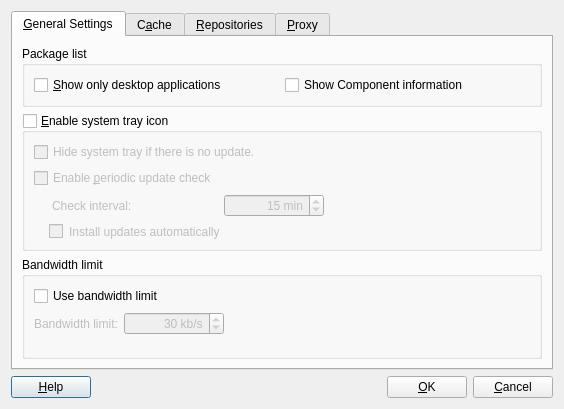
Old version of the form kde/package-manager/manager/ui/settingsdialog.ui in the repository pars-linux/uludag.
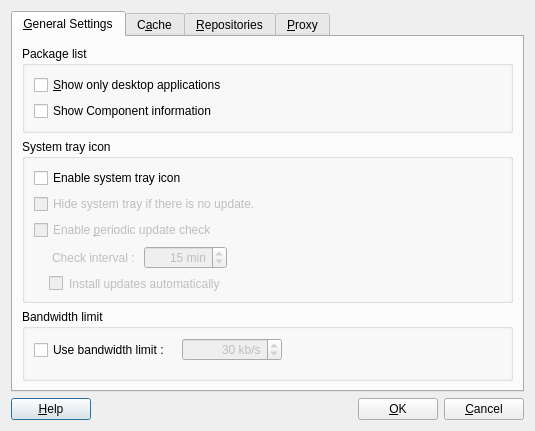
New version of the form. The open tabs and pages were chosen to show the change. Icons and pictures are not drawn.

Commit message: * UI fixes for settings dialog

```diff
--- a/kde/package-manager/manager/ui/settingsdialog.ui
+++ b/kde/package-manager/manager/ui/settingsdialog.ui
@@ -6,8 +6,8 @@
    <rect>
     <x>0</x>
     <y>0</y>
-    <width>564</width>
-    <height>409</height>
+    <width>535</width>
+    <height>431</height>
    </rect>
   </property>
   <property name="windowTitle">
@@ -82,7 +82,7 @@
             </property>
            </widget>
           </item>
-          <item row="0" column="1">
+          <item row="1" column="0">
            <widget class="QCheckBox" name="showComponents">
             <property name="text">
              <string>Show Component information </string>
@@ -93,7 +93,7 @@
         </widget>
        </item>
        <item row="2" column="0">
-        <widget class="QGroupBox" name="systemTray">
+        <widget class="QGroupBox" name="systemTrayGroup">
          <property name="sizePolicy">
           <sizepolicy hsizetype="Expanding" vsizetype="Preferred">
            <horstretch>0</horstretch>
@@ -101,90 +101,30 @@
           </sizepolicy>
          </property>
          <property name="title">
-          <string>&amp;Enable system tray icon</string>
+          <string>System tray icon</string>
+         </property>
+         <property name="flat">
+          <bool>false</bool>
          </property>
          <property name="checkable">
-          <bool>true</bool>
+          <bool>false</bool>
          </property>
          <property name="checked">
           <bool>false</bool>
          </property>
          <layout class="QGridLayout" name="gridLayout">
-          <item row="3" column="0">
-           <widget class="QLabel" name="intervalLabel">
-            <property name="enabled">
-             <bool>false</bool>
-            </property>
-            <property name="styleSheet">
-             <string>padding-left:15px;</string>
-            </property>
+          <item row="0" column="0">
+           <widget class="QCheckBox" name="systemTray">
             <property name="text">
-             <string>Check interval:</string>
+             <string>Enable system tray icon</string>
             </property>
            </widget>
           </item>
-          <item row="3" column="1">
-           <widget class="QSpinBox" name="intervalSpin">
-            <property name="enabled">
-             <bool>false</bool>
-            </property>
-            <property name="sizePolicy">
-             <sizepolicy hsizetype="Preferred" vsizetype="Fixed">
-              <horstretch>0</horstretch>
-              <verstretch>0</verstretch>
-             </sizepolicy>
-            </property>
-            <property name="minimumSize">
-             <size>
-              <width>100</width>
-              <height>0</height>
-             </size>
-            </property>
-            <property name="alignment">
-             <set>Qt::AlignRight|Qt::AlignTrailing|Qt::AlignVCenter</set>
-            </property>
-            <property name="suffix">
-             <string> min</string>
-            </property>
-            <property name="minimum">
-             <number>1</number>
-            </property>
-            <property name="maximum">
-             <number>10000</number>
-            </property>
-            <property name="value">
-             <number>15</number>
-            </property>
-           </widget>
-          </item>
-          <item row="3" column="2">
-           <spacer name="horizontalSpacer">
-            <property name="orientation">
-             <enum>Qt::Horizontal</enum>
-            </property>
-            <property name="sizeHint" stdset="0">
-             <size>
-              <width>305</width>
-              <height>24</height>
-             </size>
-            </property>
-           </spacer>
-          </item>
-          <item row="4" column="0" colspan="2">
-           <widget class="QCheckBox" name="installUpdates">
-            <property name="enabled">
-             <bool>false</bool>
-            </property>
-            <property name="styleSheet">
-             <string>padding-left:15px;</string>
-            </property>
-            <property name="text">
-             <string>Install updates automatically</string>
-            </property>
-           </widget>
-          </item>
-          <item row="1" column="0" colspan="3">
+          <item row="1" column="0">
            <widget class="QCheckBox" name="hideIfNoUpdate">
+            <property name="enabled">
+             <bool>false</bool>
+            </property>
             <property name="text">
              <string>Hide system tray if there is no update.</string>
             </property>
@@ -192,11 +132,79 @@
           </item>
           <item row="2" column="0">
            <widget class="QCheckBox" name="intervalCheck">
+            <property name="enabled">
+             <bool>false</bool>
+            </property>
             <property name="text">
              <string>Enable &amp;periodic update check</string>
             </property>
            </widget>
           </item>
+          <item row="3" column="0">
+           <layout class="QHBoxLayout" name="horizontalLayout_2">
+            <item>
+             <widget class="QLabel" name="intervalLabel">
+              <property name="enabled">
+               <bool>false</bool>
+              </property>
+              <property name="styleSheet">
+               <string>padding-left:15px;</string>
+              </property>
+              <property name="text">
+               <string>Check interval :</string>
+              </property>
+             </widget>
+            </item>
+            <item>
+             <widget class="QSpinBox" name="intervalSpin">
+              <property name="enabled">
+               <bool>false</bool>
+              </property>
+              <property name="alignment">
+               <set>Qt::AlignRight|Qt::AlignTrailing|Qt::AlignVCenter</set>
+              </property>
+              <property name="suffix">
+               <string> min</string>
+              </property>
+              <property name="minimum">
+               <number>1</number>
+              </property>
+              <property name="maximum">
+               <number>10000</number>
+              </property>
+              <property name="value">
+               <number>15</number>
+              </property>
+             </widget>
+            </item>
+            <item>
+             <spacer name="horizontalSpacer">
+              <property name="orientation">
+               <enum>Qt::Horizontal</enum>
+              </property>
+              <property name="sizeHint" stdset="0">
+               <size>
+                <width>305</width>
+                <height>24</height>
+               </size>
+              </property>
+             </spacer>
+            </item>
+           </layout>
+          </item>
+          <item row="4" column="0">
+           <widget class="QCheckBox" name="installUpdates">
+            <property name="enabled">
+             <bool>false</bool>
+            </property>
+            <property name="styleSheet">
+             <string>padding-left:15px;</string>
+            </property>
+            <property name="text">
+             <string>Install updates automatically</string>
+            </property>
+           </widget>
+          </item>
          </layout>
         </widget>
        </item>
@@ -206,7 +214,7 @@
           <string>Bandwidth limit</string>
          </property>
          <layout class="QGridLayout" name="gridLayout_2">
-          <item row="1" column="2">
+          <item row="1" column="3">
            <spacer name="horizontalSpacer_2">
             <property name="orientation">
              <enum>Qt::Horizontal</enum>
@@ -219,7 +227,7 @@
             </property>
            </spacer>
           </item>
-          <item row="2" column="1">
+          <item row="2" column="1" colspan="2">
            <spacer name="verticalSpacer_2">
             <property name="orientation">
              <enum>Qt::Vertical</enum>
@@ -232,14 +240,7 @@
             </property>
            </spacer>
           </item>
-          <item row="0" column="0" colspan="3">
-           <widget class="QCheckBox" name="useBandwidthLimit">
-            <property name="text">
-             <string>Use bandwidth limit</string>
-            </property>
-           </widget>
-          </item>
-          <item row="1" column="1">
+          <item row="1" column="2">
            <widget class="QSpinBox" name="bandwidthSpin">
             <property name="enabled">
              <bool>false</bool>
@@ -274,12 +275,9 @@
            </widget>
           </item>
           <item row="1" column="0">
-           <widget class="QLabel" name="bandwidthLabel">
-            <property name="enabled">
-             <bool>false</bool>
-            </property>
+           <widget class="QCheckBox" name="useBandwidthLimit">
             <property name="text">
-             <string>Bandwidth limit:</string>
+             <string>Use bandwidth limit :</string>
             </property>
            </widget>
           </item>
```
Left out of the diff: 229 changed lines with no effect on the pictures.
